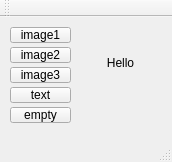
The window that 01 tools/03 desarrollo/RPi/02 qt/02 widgets/10 label image/labelImage/mainwindow.ui (ramonjunquera/GlobalEnvironment) describes before a commit, drawn with Qt 5.
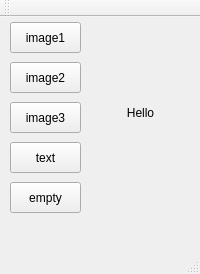
The same window after the commit.

Diff of the .ui file:
```diff
--- a/01 tools/03 desarrollo/RPi/02 qt/02 widgets/10 label image/labelImage/mainwindow.ui
+++ b/01 tools/03 desarrollo/RPi/02 qt/02 widgets/10 label image/labelImage/mainwindow.ui
@@ -6,8 +6,8 @@
    <rect>
     <x>0</x>
     <y>0</y>
-    <width>172</width>
-    <height>162</height>
+    <width>200</width>
+    <height>274</height>
    </rect>
   </property>
   <property name="windowTitle">
@@ -17,8 +17,8 @@
    <widget class="QLabel" name="label">
     <property name="geometry">
      <rect>
-      <x>80</x>
-      <y>10</y>
+      <x>100</x>
+      <y>60</y>
       <width>81</width>
       <height>71</height>
      </rect>
@@ -34,9 +34,9 @@
     <property name="geometry">
      <rect>
       <x>10</x>
-      <y>10</y>
-      <width>61</width>
-      <height>16</height>
+      <y>5</y>
+      <width>71</width>
+      <height>31</height>
      </rect>
     </property>
     <property name="text">
@@ -47,9 +47,9 @@
     <property name="geometry">
      <rect>
       <x>10</x>
-      <y>30</y>
-      <width>61</width>
-      <height>16</height>
+      <y>45</y>
+      <width>71</width>
+      <height>31</height>
      </rect>
     </property>
     <property name="text">
@@ -60,9 +60,9 @@
     <property name="geometry">
      <rect>
       <x>10</x>
-      <y>50</y>
-      <width>61</width>
-      <height>16</height>
+      <y>85</y>
+      <width>71</width>
+      <height>31</height>
      </rect>
     </property>
     <property name="text">
@@ -73,9 +73,9 @@
     <property name="geometry">
      <rect>
       <x>10</x>
-      <y>70</y>
-      <width>61</width>
-      <height>16</height>
+      <y>125</y>
+      <width>71</width>
+      <height>31</height>
      </rect>
     </property>
     <property name="text">
@@ -86,9 +86,9 @@
     <property name="geometry">
      <rect>
       <x>10</x>
-      <y>90</y>
-      <width>61</width>
-      <height>16</height>
+      <y>165</y>
+      <width>71</width>
+      <height>31</height>
      </rect>
     </property>
     <property name="text">
```
Left out of the diff: 4 changed lines with no effect on the pictures.
